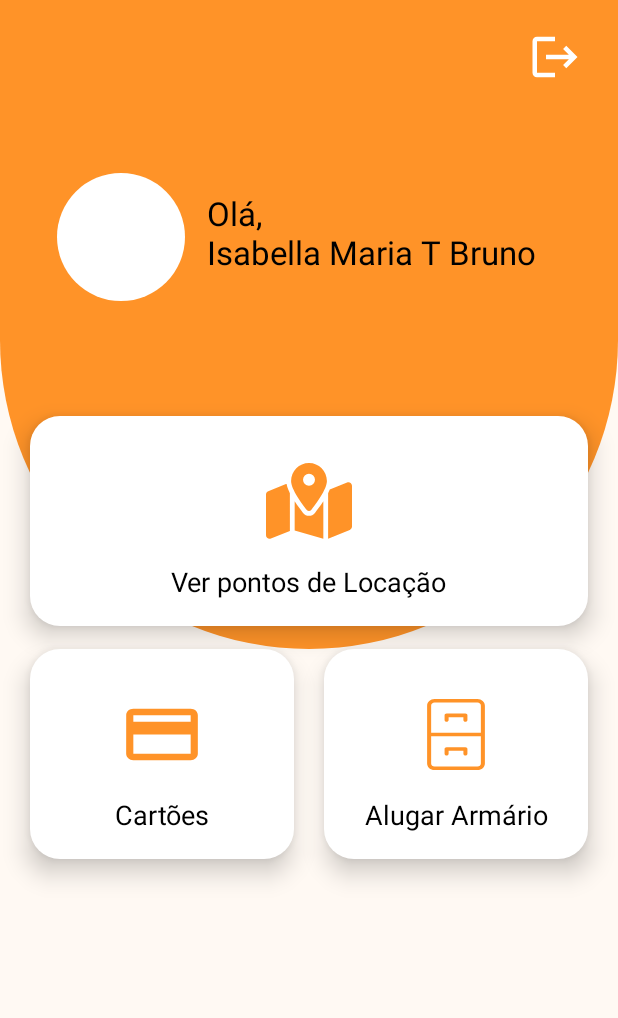
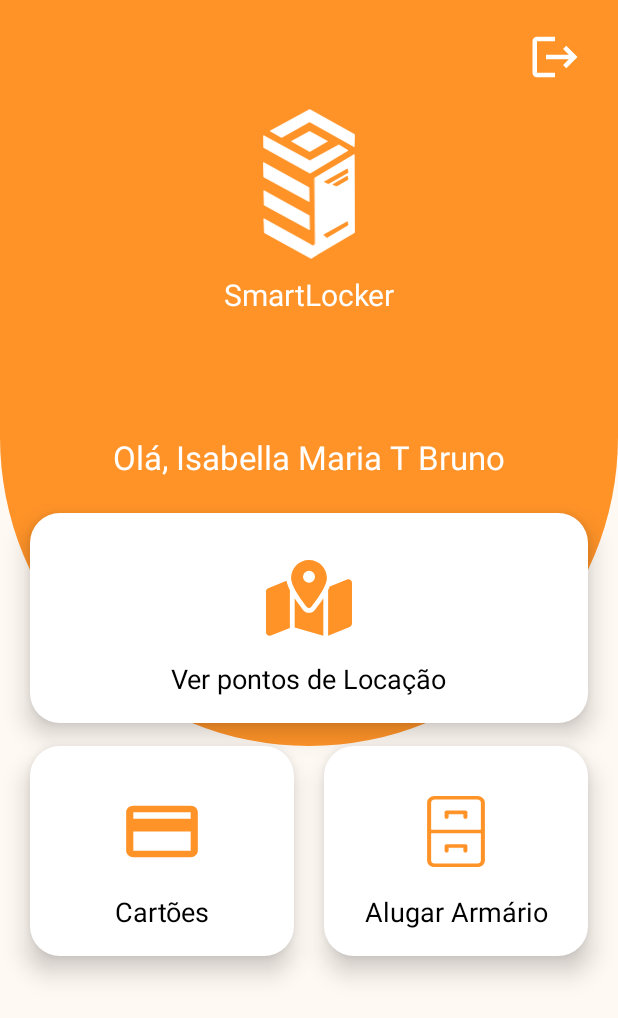
Before and after one commit to PI3-T7/PI3-ES-2024-T7, an Android app built with Jetpack Compose: the screen it shows after launch once a user with an empty profile is signed in (ClientMainScreenActivity), on a phone screen of 412 x 824 dp. Shown: the top 1018 px of the screen. Run offline under Robolectric (Android 15) with nearby library versions, the phone set to English and light mode, and no system bars; our stand-ins replace Firebase (no records; nobody signed in at launch, a user with empty details on screens opened directly).

Commit message:
Arrumando tela principal do cliente

```diff
--- /dev/null
+++ b/app/src/main/res/drawable/logo_branco.xml
@@ -0,0 +1,66 @@
+<vector xmlns:android="http://schemas.android.com/apk/res/android"
+    android:width="773dp"
+    android:height="1261dp"
+    android:viewportWidth="773"
+    android:viewportHeight="1261">
+  <path
+      android:pathData="M391.4,188.5 L240.5,271.3 392.2,357.5 540.5,271.3 391.4,188.5Z"
+      android:strokeWidth="6.875"
+      android:fillColor="#FFFFFF"
+      android:fillType="evenOdd"
+      android:strokeColor="#FFFFFF"/>
+  <path
+      android:pathData="M5.5,224.5C5.8,257.7 6.1,290.9 6.4,324.1L394.7,539.5 713.5,348.1 637,301.7 393.9,435.6 5.5,224.5Z"
+      android:strokeWidth="6.875"
+      android:fillColor="#FFFFFF"
+      android:fillType="evenOdd"
+      android:strokeColor="#FFFFFF"/>
+  <path
+      android:pathData="M392.2,4.5 L60.5,185 155.9,239.1 391.3,106.8 765.9,316.5 768.5,214.2 392.2,4.5Z"
+      android:strokeWidth="6.875"
+      android:fillColor="#FFFFFF"
+      android:fillType="evenOdd"
+      android:strokeColor="#FFFFFF"/>
+  <path
+      android:pathData="M4.5,450.5 L384.9,660.6 387.5,778.5 7.1,571.9 4.5,450.5Z"
+      android:strokeWidth="6.875"
+      android:fillColor="#FFFFFF"
+      android:fillType="evenOdd"
+      android:strokeColor="#FFFFFF"/>
+  <path
+      android:pathData="M7.5,686.5 L387.9,896.6 390.5,1014.5 10.1,807.9 7.5,686.5Z"
+      android:strokeWidth="6.875"
+      android:fillColor="#FFFFFF"
+      android:fillType="evenOdd"
+      android:strokeColor="#FFFFFF"/>
+  <path
+      android:pathData="M7.5,922.5 L11.8,1039.6 404.8,1256.5 442.5,1231.5 438.2,1136.8 418.5,1151.5 394.5,1136 7.5,922.5Z"
+      android:strokeWidth="6.875"
+      android:fillColor="#FFFFFF"
+      android:fillType="evenOdd"
+      android:strokeColor="#FFFFFF"/>
+  <path
+      android:pathData="M441.4,1231.5 L434.5,580.6 766.2,383.5C767,602 767.7,820.5 768.5,1039L441.4,1231.5Z"
+      android:strokeWidth="6.875"
+      android:fillColor="#FFFFFF"
+      android:fillType="evenOdd"
+      android:strokeColor="#FFFFFF"/>
+  <path
+      android:pathData="M708.9,504.5 L713.5,534.1 548.6,627.5 516.5,611.6 708.9,504.5Z"
+      android:strokeWidth="6.875"
+      android:fillColor="#FF9327"
+      android:fillType="evenOdd"
+      android:strokeColor="#FF9327"/>
+  <path
+      android:pathData="M708.9,564.5 L587.5,635.1 619.6,646.5 713.5,591.8 708.9,564.5Z"
+      android:strokeWidth="6.875"
+      android:fillColor="#FF9327"
+      android:fillType="evenOdd"
+      android:strokeColor="#FF9327"/>
+  <path
+      android:pathData="M708.9,947.5 L713.5,975 536.8,1080.5 511.5,1057.6 708.9,947.5Z"
+      android:strokeWidth="6.875"
+      android:fillColor="#FF9327"
+      android:fillType="evenOdd"
+      android:strokeColor="#FF9327"/>
+</vector>
--- a/app/src/main/res/layout/activity_client_main_screen.xml
+++ b/app/src/main/res/layout/activity_client_main_screen.xml
@@ -6,6 +6,31 @@
     android:layout_height="match_parent"
     android:background="@color/background">
 
+    <androidx.appcompat.widget.AppCompatImageView
+        android:id="@+id/img_logo"
+        android:layout_width="100dp"
+        android:layout_height="100dp"
+        android:elevation="5dp"
+        android:src="@drawable/logo_branco"
+        app:layout_constraintBottom_toTopOf="@+id/containerMap"
+        app:layout_constraintEnd_toEndOf="parent"
+        app:layout_constraintStart_toStartOf="parent"
+        app:layout_constraintTop_toTopOf="@+id/containerMainScreen"
+        app:layout_constraintVertical_bias="0.3" />
+
+    <androidx.appcompat.widget.AppCompatTextView
+        android:id="@+id/appCompatTextView4"
+        android:layout_width="wrap_content"
+        android:layout_height="wrap_content"
+        android:layout_marginVertical="10dp"
+        android:elevation="10dp"
+        android:text="@string/smartlocker"
+        android:textColor="@color/white"
+        android:textSize="20sp"
+        app:layout_constraintEnd_toEndOf="parent"
+        app:layout_constraintStart_toStartOf="parent"
+        app:layout_constraintTop_toBottomOf="@+id/img_logo" />
+
     <View
         android:id="@+id/containerMainScreen"
         android:layout_width="0dp"
@@ -13,8 +38,10 @@
         android:background="@drawable/container_main_screen"
         app:layout_constraintBottom_toTopOf="@id/containerRent"
         app:layout_constraintEnd_toEndOf="parent"
+        app:layout_constraintHorizontal_bias="0.0"
         app:layout_constraintStart_toStartOf="parent"
-        app:layout_constraintTop_toTopOf="parent" />
+        app:layout_constraintTop_toTopOf="parent"
+        app:layout_constraintVertical_bias="0.0" />
 
     <androidx.appcompat.widget.AppCompatImageView
         android:id="@+id/btLogout"
@@ -26,33 +53,20 @@
         app:layout_constraintEnd_toEndOf="parent"
         app:layout_constraintTop_toTopOf="parent" />
 
-    <!-- Boas vindas -->
-
-    <androidx.appcompat.widget.AppCompatImageView
-        android:id="@+id/profileImage"
-        android:layout_width="85dp"
-        android:layout_height="85dp"
-        android:background="@drawable/profile_image"
-        app:layout_constraintBottom_toTopOf="@id/containerMap"
-        app:layout_constraintEnd_toEndOf="@id/containerCards"
-        app:layout_constraintHorizontal_bias=".2"
-        app:layout_constraintStart_toStartOf="@id/containerMap"
-        app:layout_constraintTop_toTopOf="parent"
-        app:layout_constraintVertical_bias=".6" />
-
+    <!-- Ver locais   -->
 
     <androidx.appcompat.widget.AppCompatTextView
+        android:id="@+id/appCompatTextView3"
         style="@style/StringsOptions"
+        android:layout_marginTop="10dp"
+        android:layout_marginBottom="10dp"
         android:text="@string/nome"
+        android:textColor="@color/white"
         android:textSize="22sp"
-        app:layout_constraintBottom_toBottomOf="@id/profileImage"
-        app:layout_constraintEnd_toEndOf="@id/containerMap"
-        app:layout_constraintHorizontal_bias=".3"
-        app:layout_constraintStart_toEndOf="@id/profileImage"
-        app:layout_constraintTop_toTopOf="@id/profileImage"
-        app:layout_constraintVertical_bias=".4" />
-
-    <!-- Ver pontos de locação   -->
+        app:layout_constraintBottom_toTopOf="@id/containerMap"
+        app:layout_constraintEnd_toEndOf="parent"
+        app:layout_constraintStart_toStartOf="parent"
+        app:layout_constraintTop_toBottomOf="@+id/appCompatTextView4" />
 
     <View
         android:id="@+id/containerMap"
@@ -65,7 +79,7 @@
         app:layout_constraintEnd_toEndOf="parent"
         app:layout_constraintStart_toStartOf="parent"
         app:layout_constraintTop_toTopOf="parent"
-        app:layout_constraintVertical_bias="0.4" />
+        app:layout_constraintVertical_bias="0.5" />
 
     <androidx.appcompat.widget.AppCompatImageView
         style="@style/IconsOptions"
--- a/app/src/main/res/layout/activity_login.xml
+++ b/app/src/main/res/layout/activity_login.xml
@@ -40,7 +40,7 @@
 
     <androidx.appcompat.widget.AppCompatEditText
         android:id="@+id/editUsuario"
-        style="@style/InputsCadastro"
+        style="@style/Inputs"
         android:drawableStart="@drawable/icon_email"
         android:hint="@string/emailSignup"
         android:inputType="textEmailAddress"
@@ -52,7 +52,7 @@
 
     <androidx.appcompat.widget.AppCompatEditText
         android:id="@+id/editSenha"
-        style="@style/InputsCadastro"
+        style="@style/Inputs"
         android:drawableStart="@drawable/icon_password"
         android:hint="@string/passwordSignup"
         android:inputType="textPassword"
--- a/app/src/main/res/layout/activity_sign_up.xml
+++ b/app/src/main/res/layout/activity_sign_up.xml
@@ -59,7 +59,7 @@
 
         <androidx.appcompat.widget.AppCompatEditText
             android:id="@+id/editName"
-            style="@style/InputsCadastro"
+            style="@style/Inputs"
             android:layout_marginTop="30dp"
             android:drawableStart="@drawable/icon_user"
             android:hint="@string/fullname"
@@ -70,7 +70,7 @@
 
         <com.santalu.maskara.widget.MaskEditText
             android:id="@+id/editCpf"
-            style="@style/InputsCadastro"
+            style="@style/Inputs"
             android:drawableStart="@drawable/icon_cpf"
             android:hint="@string/cpf"
             android:inputType="number"
@@ -84,7 +84,7 @@
 
         <com.santalu.maskara.widget.MaskEditText
             android:id="@+id/editBirthDate"
-            style="@style/InputsCadastro"
+            style="@style/Inputs"
             android:drawableStart="@drawable/icon_birth"
             android:hint="@string/birthdate"
             android:inputType="date"
@@ -97,7 +97,7 @@
 
         <com.santalu.maskara.widget.MaskEditText
             android:id="@+id/editPhone"
-            style="@style/InputsCadastro"
+            style="@style/Inputs"
             android:drawableStart="@drawable/icon_phone"
             android:hint="@string/phone"
             android:inputType="phone"
@@ -110,7 +110,7 @@
 
         <androidx.appcompat.widget.AppCompatEditText
             android:id="@+id/editEmail"
-            style="@style/InputsCadastro"
+            style="@style/Inputs"
             android:drawableStart="@drawable/icon_email"
             android:hint="@string/emailSignup"
             android:inputType="textEmailAddress"
@@ -120,7 +120,7 @@
 
         <androidx.appcompat.widget.AppCompatEditText
             android:id="@+id/editPassword"
-            style="@style/InputsCadastro"
+            style="@style/Inputs"
             android:drawableStart="@drawable/icon_password"
             android:hint="@string/passwordSignup"
             android:inputType="textPassword"
@@ -130,7 +130,7 @@
 
         <androidx.appcompat.widget.AppCompatEditText
             android:id="@+id/editConfirmPassword"
-            style="@style/InputsCadastro"
+            style="@style/Inputs"
             android:drawableStart="@drawable/icon_password"
             android:hint="@string/confirmPasswordSignup"
             android:inputType="textPassword"
--- a/app/src/main/res/values/strings.xml
+++ b/app/src/main/res/values/strings.xml
@@ -20,10 +20,11 @@
     <string name="Verificar">Siga as intruções para verificar sua conta.</string>
     <string name="verificacao">Um email de verificação foi enviado para</string>
     <string name="rating">Avaliação: %1$.1f</string>
-    <string name="nome">Olá, \nIsabella Maria T Bruno</string>
+    <string name="nome">Olá, Isabella Maria T Bruno</string>
     <string name="verPontos">Ver pontos de Locação</string>
     <string name="cartoes">Cartões</string>
     <string name="alugar">Alugar Armário</string>
     <string name="checkbox_ciente">Ao fazer a locação de um armário será cobrada a caução de uma diária e estornada proporcionalmente de acordo com o período utilizado</string>
     <string name="confirmPasswordSignup">Confirme sua senha</string>
+    <string name="smartlocker">SmartLocker</string>
 </resources>
--- a/app/src/main/res/values/styles.xml
+++ b/app/src/main/res/values/styles.xml
@@ -15,10 +15,8 @@
         <item name="android:elevation">10dp</item>
     </style>
 
-    <!-- Estilos Específicos das Activitys -->
-
-    <!--  Activity Sign Up  -->
-    <style name="InputsCadastro">
+    <!--  Inputs  -->
+    <style name="Inputs">
         <item name="android:layout_width">0dp</item>
         <item name="android:layout_height">wrap_content</item>
         <item name="android:layout_marginStart">40dp</item>
@@ -32,6 +30,8 @@
         <item name="android:layout_marginTop">20dp</item>
     </style>
 
+    <!-- Estilos Específicos das Activitys ************************* -->
+
     <!-- Activity Verify e Forget -->
     <style name="EditTextVerify">
         <item name="android:layout_width">0dp</item>
@@ -44,39 +44,6 @@
         <item name="android:layout_marginEnd">40dp</item>
     </style>
 
-    <!--  *********************************************************************  -->
-    <!-- Ainda vou arrumar(isa) -->
-    <style name="ContainerOpening">
-        <item name="android:layout_width">match_parent</item>
-        <item name="android:layout_height">180dp</item>
-        <item name="android:layout_margin">30dp</item>
-    </style>
-
-    <style name="ButtonOpening">
-        <item name="android:layout_width">match_parent</item>
-        <item name="android:layout_height">wrap_content</item>
-        <item name="android:layout_marginLeft">40dp</item>
-        <item name="android:layout_marginRight">40dp</item>
-        <item name="android:layout_marginTop">50dp</item>
-        <item name="android:background">@drawable/button_opening</item>
-        <item name="android:padding">40px</item>
-        <item name="android:textColor">@color/white</item>
-        <item name="android:textAlignment">center</item>
-        <item name="android:textSize">21sp</item>
-    </style>
-
-    <style name="ButtonLogin">
-        <item name="android:layout_width">match_parent</item>
-        <item name="android:layout_height">wrap_content</item>
-        <item name="android:layout_marginLeft">40dp</item>
-        <item name="android:layout_marginRight">40dp</item>
-        <item name="android:layout_marginTop">50dp</item>
-        <item name="android:background">@drawable/button_login</item>
-        <item name="android:padding">40px</item>
-        <item name="android:textColor">@color/white</item>
-        <item name="android:textAlignment">center</item>
-        <item name="android:textSize">21sp</item>
-    </style>
     <!--  Estilos para a Página inicial do Cliente  -->
     <style name="ContainerOptions">
         <item name="android:elevation">10dp</item>
```
